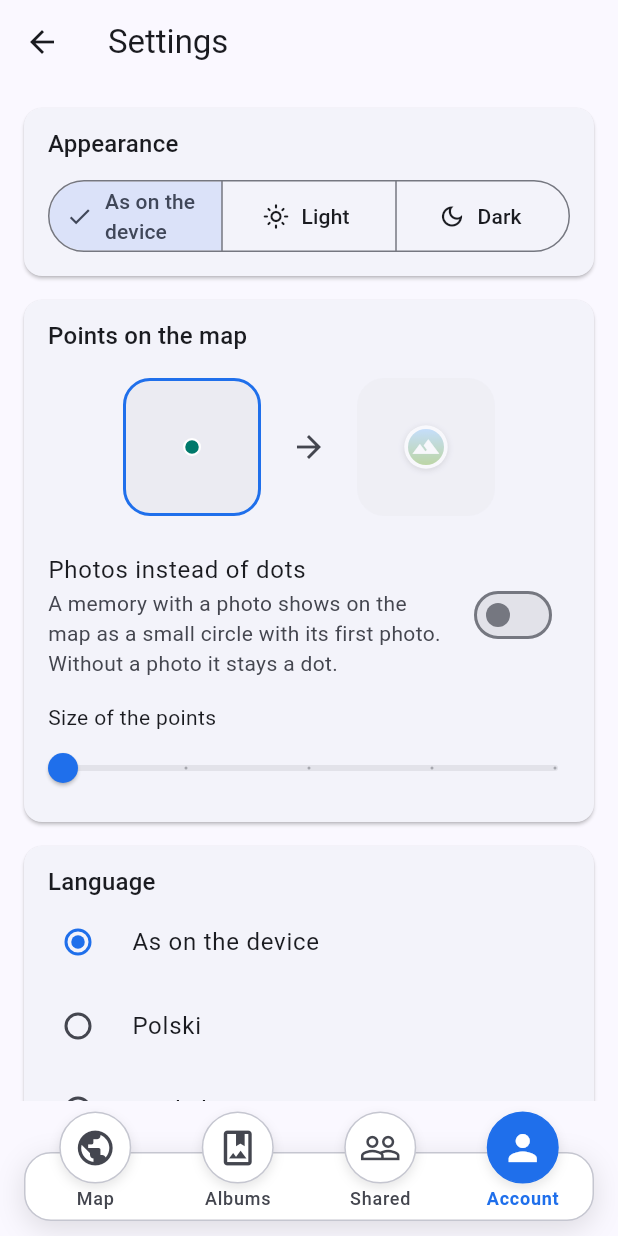
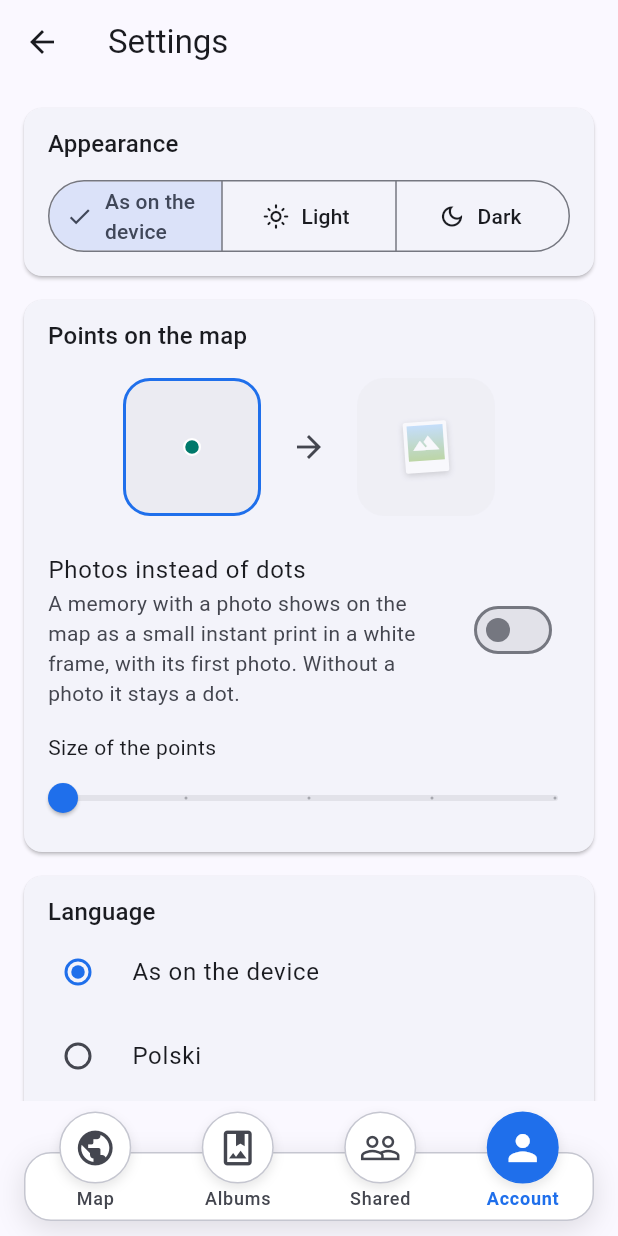
Before and after one commit to KrystianSiupik/Memorio, a Flutter app: the SettingsPage screen opened by its route, on a phone screen of 412 x 824 dp. Run offline on Flutter 3.47's test engine with Material 3 defaults, Android fonts, the phone set to English and light mode, and no system bars; our stand-ins replace connectivity_plus, dio, drift, drift_flutter, flutter_riverpod, flutter_secure_storage and 5 more; missing offline and left inert: dart:js_interop, maplibre_gl; accounts and stored records are empty; generated files the repository leaves out were written again; network calls fail.

Commit message:
MEM-E13-PLAT-13: Photo points look like instant prints, slightly askew

```diff
--- a/app/lib/core/l10n/app_en.arb
+++ b/app/lib/core/l10n/app_en.arb
@@ -377,7 +377,7 @@
   "calendarApply": "Apply",
   "settingsPoints": "Points on the map",
   "settingsPhotoPoints": "Photos instead of dots",
-  "settingsPhotoPointsExplained": "A memory with a photo shows on the map as a small circle with its first photo. Without a photo it stays a dot.",
+  "settingsPhotoPointsExplained": "A memory with a photo shows on the map as a small instant print in a white frame, with its first photo. Without a photo it stays a dot.",
   "settingsPointSize": "Size of the points",
   "placeNeeded": "Choose a place from the list, or type the name and coordinates of your own place.",
   "dateNeeded": "Choose a date.",
--- a/app/lib/core/l10n/app_pl.arb
+++ b/app/lib/core/l10n/app_pl.arb
@@ -402,7 +402,7 @@
   "calendarApply": "Zastosuj",
   "settingsPoints": "Punkty na mapie",
   "settingsPhotoPoints": "Zdjęcia zamiast kropek",
-  "settingsPhotoPointsExplained": "Wspomnienie ze zdjęciem pokaże się na mapie jako mały okrąg z pierwszym zdjęciem. Bez zdjęcia zostaje kropką.",
+  "settingsPhotoPointsExplained": "Wspomnienie ze zdjęciem pokaże się na mapie jako mała odbitka w białej ramce, jak z polaroida, z pierwszym zdjęciem. Bez zdjęcia zostaje kropką.",
   "settingsPointSize": "Wielkość punktów",
   "placeNeeded": "Wybierz miejsce z listy albo wpisz nazwę i współrzędne miejsca własnego.",
   "dateNeeded": "Wybierz datę.",
--- a/app/lib/features/map/map.dart
+++ b/app/lib/features/map/map.dart
@@ -2,5 +2,6 @@ export 'domain/map_point.dart';
 export 'presentation/map_held.dart';
 export 'presentation/map_page.dart';
 export 'presentation/map_providers.dart';
+export 'presentation/photo_marker.dart' show photoTiltOf;
 export 'presentation/memory_preview_card.dart' show MemoryPreviewCard;
 export 'presentation/maplibre_map_view.dart';
--- a/app/lib/features/settings/presentation/point_style_section.dart
+++ b/app/lib/features/settings/presentation/point_style_section.dart
@@ -115,20 +115,22 @@ class _PhotoPreview extends StatelessWidget {
 
   final double scale;
 
+  /// MEM-E13-PLAT-13: an instant print as on the map: white frame, wider at the bottom, a little askew.
   @override
-  Widget build(BuildContext context) => Container(
+  Widget build(BuildContext context) => Transform.rotate(
+    angle: -0.07,
+    child: Container(
       key: const Key('settings-preview-photo'),
       width: 29 * scale,
-    height: 29 * scale,
+      height: 34 * scale,
+      padding: EdgeInsets.fromLTRB(2.5 * scale, 2.5 * scale, 2.5 * scale, 8 * scale),
       decoration: BoxDecoration(
-      shape: BoxShape.circle,
         color: Colors.white,
-      boxShadow: const [BoxShadow(color: Color(0x40000000), blurRadius: 3, offset: Offset(0, 1))],
+        borderRadius: BorderRadius.circular(1.5),
+        boxShadow: const [BoxShadow(color: Color(0x55000000), blurRadius: 3, offset: Offset(0, 1.5))],
       ),
-    padding: const EdgeInsets.all(2.5),
       child: const DecoratedBox(
         decoration: BoxDecoration(
-        shape: BoxShape.circle,
           gradient: LinearGradient(
             begin: Alignment.topCenter,
             end: Alignment.bottomCenter,
@@ -142,5 +144,6 @@ class _PhotoPreview extends StatelessWidget {
           ),
         ),
       ),
+    ),
   );
 }
```
Also changed, not shown: app/lib/features/map/presentation/maplibre_map_view.dart (+9 -3 lines), app/lib/features/map/presentation/photo_marker.dart (+37 -23 lines), app/lib/core/l10n/generated/app_localizations.dart, app/lib/core/l10n/generated/app_localizations_en.dart, app/lib/core/l10n/generated/app_localizations_pl.dart, 5 other files. Lines whose indentation alone changed are shown as unchanged.
